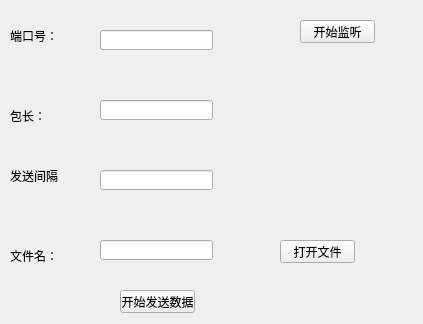
First picture: the form in mainWindow.ui, repository jack89730/dataSender, before the edit.
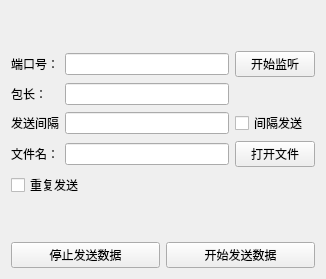
Second picture: the form after the edit.

Commit message: 添加间隔发送及重复发送功能，完善程序逻辑

What changed in the file:
```diff
--- a/mainWindow.ui
+++ b/mainWindow.ui
@@ -6,144 +6,161 @@
    <rect>
     <x>0</x>
     <y>0</y>
-    <width>423</width>
-    <height>324</height>
+    <width>326</width>
+    <height>279</height>
    </rect>
   </property>
   <property name="windowTitle">
    <string>Widget</string>
   </property>
+  <layout class="QVBoxLayout" name="verticalLayout">
+   <item>
+    <spacer name="verticalSpacer">
+     <property name="orientation">
+      <enum>Qt::Vertical</enum>
+     </property>
+     <property name="sizeHint" stdset="0">
+      <size>
+       <width>20</width>
+       <height>39</height>
+      </size>
+     </property>
+    </spacer>
+   </item>
+   <item>
+    <layout class="QGridLayout" name="gridLayout">
+     <item row="0" column="0">
   <widget class="QLabel" name="label">
-   <property name="geometry">
-    <rect>
-     <x>10</x>
-     <y>30</y>
-     <width>54</width>
-     <height>12</height>
-    </rect>
-   </property>
    <property name="text">
     <string>端口号：</string>
    </property>
   </widget>
-  <widget class="QLineEdit" name="lineEdit_portNumber">
-   <property name="geometry">
-    <rect>
-     <x>100</x>
-     <y>30</y>
-     <width>113</width>
-     <height>20</height>
-    </rect>
-   </property>
-  </widget>
+     </item>
+     <item row="0" column="1">
+      <widget class="QLineEdit" name="lineEdit_portNumber"/>
+     </item>
+     <item row="0" column="2">
+      <widget class="QPushButton" name="btn_startListen">
+       <property name="text">
+        <string>开始监听</string>
+       </property>
+      </widget>
+     </item>
+     <item row="1" column="0">
   <widget class="QLabel" name="label_2">
-   <property name="geometry">
-    <rect>
-     <x>10</x>
-     <y>110</y>
-     <width>54</width>
-     <height>12</height>
-    </rect>
-   </property>
    <property name="text">
     <string>包长：</string>
    </property>
   </widget>
-  <widget class="QLineEdit" name="lineEdit_packageLength">
-   <property name="geometry">
-    <rect>
-     <x>100</x>
-     <y>100</y>
-     <width>113</width>
-     <height>20</height>
-    </rect>
-   </property>
-  </widget>
+     </item>
+     <item row="1" column="1">
+      <widget class="QLineEdit" name="lineEdit_packageLength"/>
+     </item>
+     <item row="1" column="2">
+      <spacer name="verticalSpacer_3">
+       <property name="orientation">
+        <enum>Qt::Vertical</enum>
+       </property>
+       <property name="sizeHint" stdset="0">
+        <size>
+         <width>20</width>
+         <height>13</height>
+        </size>
+       </property>
+      </spacer>
+     </item>
+     <item row="2" column="0">
   <widget class="QLabel" name="label_3">
-   <property name="geometry">
-    <rect>
-     <x>10</x>
-     <y>170</y>
-     <width>54</width>
-     <height>12</height>
-    </rect>
-   </property>
    <property name="text">
     <string>发送间隔</string>
    </property>
   </widget>
-  <widget class="QLineEdit" name="lineEdit_sendInterval">
-   <property name="geometry">
-    <rect>
-     <x>100</x>
-     <y>170</y>
-     <width>113</width>
-     <height>20</height>
-    </rect>
-   </property>
-  </widget>
+     </item>
+     <item row="2" column="1">
+      <widget class="QLineEdit" name="lineEdit_sendInterval"/>
+     </item>
+     <item row="3" column="0">
   <widget class="QLabel" name="label_4">
-   <property name="geometry">
-    <rect>
-     <x>10</x>
-     <y>250</y>
-     <width>54</width>
-     <height>12</height>
-    </rect>
-   </property>
    <property name="text">
     <string>文件名：</string>
    </property>
   </widget>
-  <widget class="QLineEdit" name="lineEdit_openedFile">
-   <property name="geometry">
-    <rect>
-     <x>100</x>
-     <y>240</y>
-     <width>113</width>
-     <height>20</height>
-    </rect>
-   </property>
-  </widget>
-  <widget class="QPushButton" name="btn_startListen">
-   <property name="geometry">
-    <rect>
-     <x>300</x>
-     <y>20</y>
-     <width>75</width>
-     <height>23</height>
-    </rect>
-   </property>
-   <property name="text">
-    <string>开始监听</string>
-   </property>
-  </widget>
+     </item>
+     <item row="3" column="1">
+      <widget class="QLineEdit" name="lineEdit_openedFile"/>
+     </item>
+     <item row="3" column="2">
   <widget class="QPushButton" name="btn_openFile">
-   <property name="geometry">
-    <rect>
-     <x>280</x>
-     <y>240</y>
-     <width>75</width>
-     <height>23</height>
-    </rect>
-   </property>
    <property name="text">
     <string>打开文件</string>
    </property>
   </widget>
+     </item>
+     <item row="2" column="2">
+      <widget class="QCheckBox" name="checkBox_intervalSend">
+       <property name="text">
+        <string>间隔发送</string>
+       </property>
+      </widget>
+     </item>
+    </layout>
+   </item>
+   <item>
+    <layout class="QHBoxLayout" name="horizontalLayout_2">
+     <item>
+      <widget class="QCheckBox" name="checkBox_repeatSend">
+       <property name="text">
+        <string>重复发送</string>
+       </property>
+      </widget>
+     </item>
+     <item>
+      <spacer name="horizontalSpacer">
+       <property name="orientation">
+        <enum>Qt::Horizontal</enum>
+       </property>
+       <property name="sizeHint" stdset="0">
+        <size>
+         <width>40</width>
+         <height>20</height>
+        </size>
+       </property>
+      </spacer>
+     </item>
+    </layout>
+   </item>
+   <item>
+    <spacer name="verticalSpacer_2">
+     <property name="orientation">
+      <enum>Qt::Vertical</enum>
+     </property>
+     <property name="sizeHint" stdset="0">
+      <size>
+       <width>20</width>
+       <height>39</height>
+      </size>
+     </property>
+    </spacer>
+   </item>
+   <item>
+    <layout class="QHBoxLayout" name="horizontalLayout">
+     <item>
+      <widget class="QPushButton" name="btn_stopSend">
+       <property name="text">
+        <string>停止发送数据</string>
+       </property>
+      </widget>
+     </item>
+     <item>
   <widget class="QPushButton" name="btn_startSend">
-   <property name="geometry">
-    <rect>
-     <x>120</x>
-     <y>290</y>
-     <width>75</width>
-     <height>23</height>
-    </rect>
-   </property>
    <property name="text">
     <string>开始发送数据</string>
    </property>
   </widget>
+     </item>
+    </layout>
+   </item>
+  </layout>
  </widget>
  <layoutdefault spacing="6" margin="11"/>
  <resources/>
```
Left out of the diff: 2 changed lines with no effect on the pictures. Lines whose indentation alone changed are shown as unchanged. The commit also changes 3 other files.
